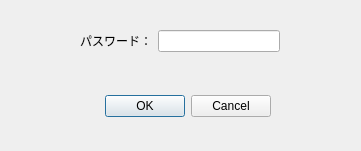
This is SbcMaker/PasswdSettingDialog.ui in nobuyuki-tominaga/DD11_Development as Qt 5 draws it before an edit. The edited form follows.
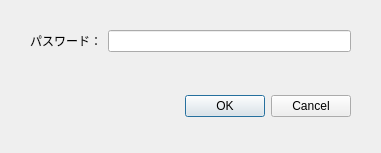
This is the edited form.

Patch:
```diff
--- a/SbcMaker/PasswdSettingDialog.ui
+++ b/SbcMaker/PasswdSettingDialog.ui
@@ -6,8 +6,8 @@
    <rect>
     <x>0</x>
     <y>0</y>
-    <width>361</width>
-    <height>151</height>
+    <width>381</width>
+    <height>153</height>
    </rect>
   </property>
   <property name="windowTitle">
@@ -19,9 +19,9 @@
   <widget class="QDialogButtonBox" name="buttonBox">
    <property name="geometry">
     <rect>
-     <x>90</x>
+     <x>60</x>
      <y>90</y>
-     <width>181</width>
+     <width>291</width>
      <height>32</height>
     </rect>
    </property>
@@ -35,13 +35,13 @@
     <set>QDialogButtonBox::Cancel|QDialogButtonBox::Ok</set>
    </property>
   </widget>
-  <widget class="QWidget" name="">
+  <widget class="QWidget" name="layoutWidget">
    <property name="geometry">
     <rect>
-     <x>80</x>
+     <x>30</x>
      <y>30</y>
-     <width>200</width>
-     <height>26</height>
+     <width>321</width>
+     <height>31</height>
     </rect>
    </property>
    <layout class="QFormLayout" name="formLayout">
```
